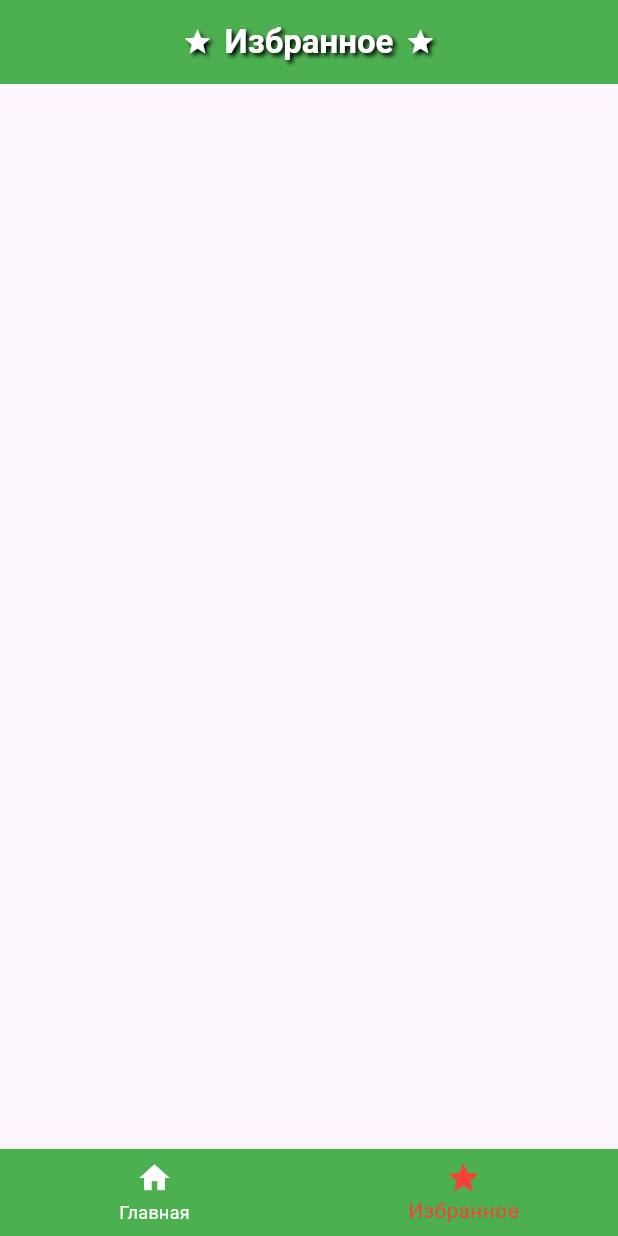
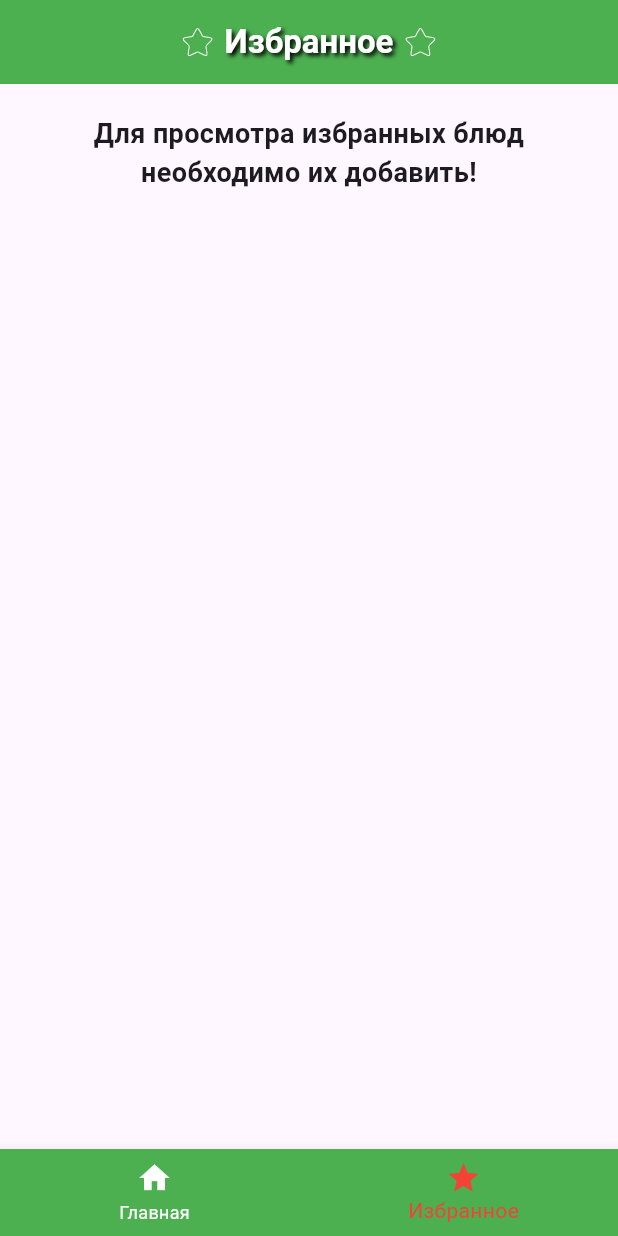
Before and after one commit to Fox1Care/app, a Flutter app: the screen it shows after launch, item 2 of the bottom bar chosen, on a phone screen of 412 x 824 dp. Run offline on Flutter 3.47's test engine with Material 3 defaults, Android fonts, the phone set to English and light mode, and no system bars; our stand-ins replace animated_splash_screen, flutter_svg.

Commit message:
favSystem&Changes
+ Система избранных & изменения для работы новой системы/удобства.
+ Контент для приложения.

```diff
--- a/lib/assets/data/desserts.json
+++ b/lib/assets/data/desserts.json
@@ -7,7 +7,7 @@
     "instructions": [
       "Удалите у яблока сердцевину и часть мякоти;",
       "Смешайте бруснику с сахаром и поместите в получившееся углубление;",
-      "Запечь в духовке при 180 °C 15-20 минут, в зависимости от размера и сорта яблок;",
+      "Запечь в духовке при 180°C 15-20 минут, в зависимости от размера и сорта яблок;",
       "Перед подачей посыпать сахарной пудрой."
     ]
   }
--- a/lib/models/Recipe.dart
+++ b/lib/models/Recipe.dart
@@ -12,4 +12,13 @@ class Recipe {
     required this.ingredients,
     required this.instructions,
   });
+
+  @override
+  bool operator ==(Object other) {
+    if (identical(this, other)) return true;
+    return other is Recipe && other.name == name;
+  }
+
+  @override
+  int get hashCode => name.hashCode;
 }
--- a/lib/screens/favourites_screen.dart
+++ b/lib/screens/favourites_screen.dart
@@ -1,19 +1,19 @@
 import 'package:flutter/material.dart';
+import 'package:provider/provider.dart';
+import 'package:flutter_svg/flutter_svg.dart';
+import 'package:app/services/favourites_service.dart';
+import 'package:app/models/Recipe.dart';
+import 'package:app/widgets/dish_button.dart';
+import 'package:app/widgets/dish_recipe.dart';
 
-
-class FavouritesScreen extends StatefulWidget {
+class FavouritesScreen extends StatelessWidget {
   const FavouritesScreen({super.key});
-
-
-  @override
-  State<FavouritesScreen> createState() => _FavouritesScreen();
-
-}
-
-class _FavouritesScreen extends State<FavouritesScreen> {
 
   @override
   Widget build(BuildContext context) {
+    final favouritesService = context.watch<FavouritesService>();
+    final List<Recipe> favourites = favouritesService.favourites;
+
     return Scaffold(
       body: CustomScrollView(
         slivers: [
@@ -21,23 +21,16 @@ class _FavouritesScreen extends State<FavouritesScreen> {
             backgroundColor: Colors.green,
             centerTitle: true,
             floating: true,
-            title: const Row(
-            mainAxisSize: MainAxisSize.min,
+            title: Row(
+              mainAxisSize: MainAxisSize.min,
               children: [
-                Icon(
-                  Icons.star,
-                  color: Colors.white,
-                  size: 20,
-                    shadows: [
-                      Shadow(
-                        offset: Offset(2.0, 2.0),
-                        blurRadius: 3.0,
-                        color: Colors.black,
-                    ),
-                  ], // shadows
+                SvgPicture.asset(
+                  'lib/assets/icons/star.svg',
+                  height: 25,
+                  width: 20,
                 ),
-                SizedBox(width: 8),
-                Text(
+                const SizedBox(width: 8),
+                const Text(
                   'Избранное',
                   style: TextStyle(
                     shadows: [
@@ -46,29 +39,56 @@ class _FavouritesScreen extends State<FavouritesScreen> {
                         blurRadius: 3.0,
                         color: Colors.black,
                       ),
-                    ], // shadows
+                    ],
                     fontSize: 22,
                     fontWeight: FontWeight.bold,
                     color: Colors.white,
                   ),
                 ),
-                SizedBox(width: 8),
-                Icon(
-                  Icons.star,
-                  color: Colors.white,
-                  size: 20,
-                  shadows: [
-                    Shadow(
-                      offset: Offset(2.0, 2.0),
-                      blurRadius: 3.0,
-                      color: Colors.black,
-                    ),
-                  ], // shadows
+                const SizedBox(width: 8),
+                SvgPicture.asset(
+                  'lib/assets/icons/star.svg',
+                  height: 25,
+                  width: 20,
                 ),
-              ], // children
+              ],
             ),
           ),
-        ], // slivers
+          favourites.isEmpty
+              ? const SliverToBoxAdapter(
+            child: Center(
+              child: Padding(
+                padding: EdgeInsets.all(20),
+                child: Text(
+                  textAlign: TextAlign.center,
+                  "Для просмотра избранных блюд необходимо их добавить!",
+                  style: TextStyle(
+                      fontSize: 18,
+                      fontWeight:
+                      FontWeight.bold
+                  ),
+                ),
+              ),
+            ),
+          )
+              : SliverList(
+            delegate: SliverChildBuilderDelegate(
+                  (context, index) {
+                final dish = favourites[index];
+                return DishButton(
+                  title: dish.name,
+                  imagePath: dish.imageLink,
+                  svgPath: 'lib/assets/icons/star.svg',
+                  onPressed: () {
+                    showDishRecipe(context, favourites[index]);
+                    },
+                  recipe: dish,
+                );
+              },
+              childCount: favourites.length,
+            ),
+          ),
+        ],
       ),
     );
   }
--- a/lib/services/favourites_service.dart
+++ b/lib/services/favourites_service.dart
@@ -0,0 +1,27 @@
+import 'package:flutter/material.dart';
+import 'package:app/models/Recipe.dart';
+
+class FavouritesService extends ChangeNotifier {
+  static final FavouritesService _instance = FavouritesService._internal();
+
+  factory FavouritesService() => _instance;
+
+  FavouritesService._internal();
+
+  final List<Recipe> _favourites = [];
+
+  List<Recipe> get favourites => List.unmodifiable(_favourites);
+
+  bool isFavourite(Recipe recipe) {
+    return _favourites.contains(recipe);
+  }
+
+  void toggleFavourite(Recipe recipe) {
+    if (isFavourite(recipe)) {
+      _favourites.remove(recipe);
+    } else {
+      _favourites.add(recipe);
+    }
+    notifyListeners();
+  }
+}
--- a/pubspec.yaml
+++ b/pubspec.yaml
@@ -12,6 +12,7 @@ dependencies:
   cupertino_icons: ^1.0.8
   animated_splash_screen: ^1.3.0
   flutter_svg: ^1.0.3
+  provider: ^6.1.0
 
 dev_dependencies:
   flutter_test:
```
Also changed, not shown: lib/assets/data/recipes.json (+3 -6 lines), lib/assets/data/salads.json (+19 -5 lines), lib/assets/data/soups.json (+26 -12 lines), lib/main.dart (+11 -4 lines), lib/screens/dishes_screen.dart (+12 -19 lines), lib/utils/category_mapper.dart (+4 -4 lines), lib/widgets/dish_button.dart (+31 -1 lines), lib/assets/icons/star.svg (added), pubspec.lock.
